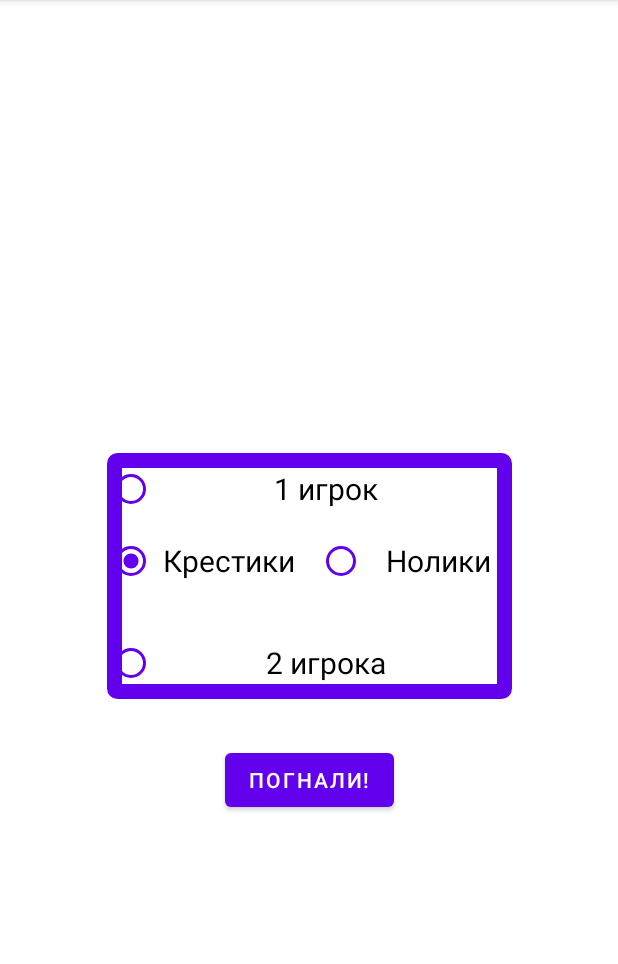
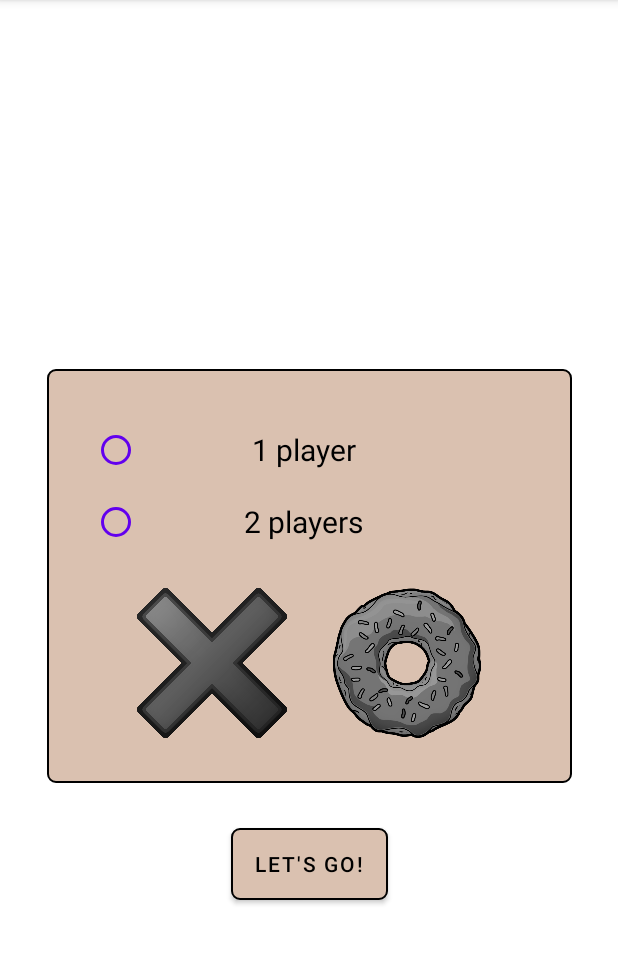
Before and after one commit to Xyan-Banan/Tic-Tac-Toe, an Android app: the screen it shows after launch (MainActivity), on a phone screen of 412 x 824 dp, the part 84-1048 px from its top. Run offline under Robolectric (Android 15) with nearby library versions, the phone set to English and light mode, and no system bars; our stand-ins replace data binding.

Commit message:
new start menu design + noughts game mode

```diff
--- a/app/src/main/java/com/example/tic_tac_toe/MainActivity.kt
+++ b/app/src/main/java/com/example/tic_tac_toe/MainActivity.kt
@@ -1,19 +1,9 @@
 package com.example.tic_tac_toe
 
-import android.graphics.drawable.Drawable
 import android.os.Bundle
-import android.widget.ImageButton
 import androidx.appcompat.app.AppCompatActivity
 
 class MainActivity : AppCompatActivity() {
-
-//    private lateinit var binding: ActivityMainBinding
-
-    private lateinit var buttons: List<ImageButton>
-    private lateinit var availableButtons: MutableList<ImageButton>
-
-    private lateinit var cross: Drawable
-    private lateinit var donut: Drawable
 
     override fun onCreate(savedInstanceState: Bundle?) {
         super.onCreate(savedInstanceState)
--- a/app/src/main/java/com/example/tic_tac_toe/startMenu/StartMenuFragment.kt
+++ b/app/src/main/java/com/example/tic_tac_toe/startMenu/StartMenuFragment.kt
@@ -10,35 +10,14 @@ import androidx.navigation.fragment.findNavController
 import com.example.tic_tac_toe.databinding.FragmentStartMenuBinding
 import kotlinx.android.parcel.Parcelize
 
-// TODO: Rename parameter arguments, choose names that match
-// the fragment initialization parameters, e.g. ARG_ITEM_NUMBER
-private const val ARG_PARAM1 = "param1"
-private const val ARG_PARAM2 = "param2"
-
 @Parcelize
-enum class GameType: Parcelable{
+enum class GameType : Parcelable {
     SOLOCROSS,
     SOLONOUGHT,
     TWOPLAYERS
 }
 
-/**
- * A simple [Fragment] subclass.
- * Use the [StartMenuFragment.newInstance] factory method to
- * create an instance of this fragment.
- */
 class StartMenuFragment : Fragment() {
-    // TODO: Rename and change types of parameters
-    private var param1: String? = null
-    private var param2: String? = null
-
-    override fun onCreate(savedInstanceState: Bundle?) {
-        super.onCreate(savedInstanceState)
-        arguments?.let {
-            param1 = it.getString(ARG_PARAM1)
-            param2 = it.getString(ARG_PARAM2)
-        }
-    }
 
     override fun onCreateView(
         inflater: LayoutInflater, container: ViewGroup?,
@@ -55,37 +34,16 @@ class StartMenuFragment : Fragment() {
         }
 
         binding.startBtn.setOnClickListener {
-            val gameType = when(binding.numPlayersRadioGroup.checkedRadioButtonId) {
-                binding.onePlayerGameRadioButton.id -> when (binding.soloGameTypeRadioGroup.checkedRadioButtonId) {
+            val gameType = when (binding.numPlayersRadioGroup.checkedRadioButtonId) {
+                binding.twoPlayerGameRadioButton.id -> GameType.TWOPLAYERS
+                else -> when (binding.soloGameTypeRadioGroup.checkedRadioButtonId) {
                     binding.noughtsRadioButton.id -> GameType.SOLONOUGHT
                     else -> GameType.SOLOCROSS
                 }
-                binding.twoPlayerGameRadioButton.id -> GameType.TWOPLAYERS
-                else -> GameType.SOLOCROSS
             }
             this.findNavController().navigate(StartMenuFragmentDirections.actionStartGame(gameType))
         }
 
         return binding.root
     }
-
-    companion object {
-        /**
-         * Use this factory method to create a new instance of
-         * this fragment using the provided parameters.
-         *
-         * @param param1 Parameter 1.
-         * @param param2 Parameter 2.
-         * @return A new instance of fragment StartMenu.
-         */
-        // TODO: Rename and change types and number of parameters
-        @JvmStatic
-        fun newInstance(param1: String, param2: String) =
-            StartMenuFragment().apply {
-                arguments = Bundle().apply {
-                    putString(ARG_PARAM1, param1)
-                    putString(ARG_PARAM2, param2)
-                }
-            }
-    }
 }
--- a/app/src/main/java/com/example/tic_tac_toe/startMenu/StartMenuViewModel.kt
+++ b/app/src/main/java/com/example/tic_tac_toe/startMenu/StartMenuViewModel.kt
@@ -4,5 +4,5 @@ import androidx.lifecycle.MutableLiveData
 import androidx.lifecycle.ViewModel
 
 class StartMenuViewModel: ViewModel() {
-    val soloGameChecked = MutableLiveData<Boolean>()
+    val soloGameChecked = MutableLiveData(false)
 }
--- a/app/src/main/res/anim/slide_in_right.xml
+++ b/app/src/main/res/anim/slide_in_right.xml
@@ -1,5 +1,4 @@
 <?xml version="1.0" encoding="utf-8"?>
-
 <set xmlns:android="http://schemas.android.com/apk/res/android">
 
     <alpha
--- a/app/src/main/res/drawable/border_rounded_blue.xml
+++ b/app/src/main/res/drawable/border_rounded.xml
@@ -3,7 +3,10 @@
     android:shape="rectangle">
 <!--    <solid android:color="@color/black" />-->
     <stroke
-        android:width="10dp"
-        android:color="@color/purple_500" />
-    <corners android:radius="2dp" />
+        android:width="1dp"
+        android:color="@color/black" />
+    <corners android:radius="5dp" />
+    <solid
+        android:color="#dac1b0"
+        />
 </shape>
--- /dev/null
+++ b/app/src/main/res/drawable/cross_radio_button.xml
@@ -0,0 +1,6 @@
+<?xml version="1.0" encoding="utf-8"?>
+<selector xmlns:android="http://schemas.android.com/apk/res/android">
+    <item android:drawable="@drawable/cross" android:state_checked="false" android:state_enabled="true" />
+    <item android:drawable="@drawable/cross_selected" android:state_checked="true" android:state_enabled="true" />
+    <item android:drawable="@drawable/cross_disabled" android:state_enabled="false" />
+</selector>
--- /dev/null
+++ b/app/src/main/res/drawable/donut_radio_button.xml
@@ -0,0 +1,6 @@
+<?xml version="1.0" encoding="utf-8"?>
+<selector xmlns:android="http://schemas.android.com/apk/res/android">
+    <item android:drawable="@drawable/donut" android:state_checked="false" android:state_enabled="true" />
+    <item android:drawable="@drawable/donut_selected" android:state_checked="true" android:state_enabled="true" />
+    <item android:drawable="@drawable/donut_disabled" android:state_enabled="false" />
+</selector>
--- a/app/src/main/res/layout/activity_main.xml
+++ b/app/src/main/res/layout/activity_main.xml
@@ -6,6 +6,5 @@
     android:name="androidx.navigation.fragment.NavHostFragment"
     android:layout_width="match_parent"
     android:layout_height="match_parent"
-    android:background="@color/white"
     app:defaultNavHost="true"
     app:navGraph="@navigation/nav_graph" />
--- a/app/src/main/res/layout/fragment_game_field.xml
+++ b/app/src/main/res/layout/fragment_game_field.xml
@@ -17,9 +17,9 @@
             android:layout_width="wrap_content"
             android:layout_height="wrap_content"
             android:layout_marginTop="20dp"
-            android:background="#dac1b0"
+            android:background="@drawable/border_rounded"
             android:text="@string/restart"
-            android:textColor="@android:color/holo_purple"
+            android:textColor="@color/black"
             app:backgroundTint="@null"
             app:backgroundTintMode="multiply"
             app:layout_constraintEnd_toEndOf="parent"
@@ -30,8 +30,8 @@
             android:id="@+id/constraintLayout"
             android:layout_width="match_parent"
             android:layout_height="wrap_content"
-            android:padding="30dp"
             android:background="@drawable/background"
+            android:padding="40dp"
             app:layout_constraintBottom_toBottomOf="parent"
             app:layout_constraintEnd_toEndOf="parent"
             app:layout_constraintStart_toStartOf="parent"
--- a/app/src/main/res/layout/fragment_start_menu.xml
+++ b/app/src/main/res/layout/fragment_start_menu.xml
@@ -13,13 +13,16 @@
     <androidx.constraintlayout.widget.ConstraintLayout
         android:layout_width="match_parent"
         android:layout_height="match_parent"
+        android:background="@color/white"
         tools:context=".MainActivity">
 
         <RadioGroup
             android:id="@+id/numPlayersRadioGroup"
-            android:layout_width="wrap_content"
-            android:background="@drawable/border_rounded_blue"
+            android:layout_width="350dp"
             android:layout_height="wrap_content"
+            android:background="@drawable/border_rounded"
+            android:gravity="center"
+            android:padding="30dp"
             app:layout_constraintBottom_toBottomOf="parent"
             app:layout_constraintEnd_toEndOf="parent"
             app:layout_constraintStart_toStartOf="parent"
@@ -30,8 +33,22 @@
                 android:layout_width="match_parent"
                 android:layout_height="wrap_content"
                 android:paddingStart="0dp"
-                android:paddingEnd="10dp"
+                android:paddingEnd="40dp"
                 android:text="@string/one_player"
+                android:textAlignment="center"
+                android:textColor="@color/black"
+                android:textSize="20sp"
+                app:buttonTint="@color/purple_500" />
+
+            <RadioButton
+                android:id="@+id/twoPlayerGameRadioButton"
+                android:layout_width="match_parent"
+                android:layout_height="wrap_content"
+                android:layout_marginBottom="20dp"
+                android:enabled="true"
+                android:paddingStart="0dp"
+                android:paddingEnd="40dp"
+                android:text="@string/two_players"
                 android:textAlignment="center"
                 android:textColor="@color/black"
                 android:textSize="20sp"
@@ -45,44 +62,29 @@
 
                 <RadioButton
                     android:id="@+id/crossesRadioButton"
-                    android:layout_width="130dp"
-                    android:layout_height="wrap_content"
-                    android:checked="true"
+                    android:layout_width="100dp"
+                    android:layout_height="100dp"
+                    android:background="@drawable/cross_radio_button"
+                    android:button="@null"
+                    android:checked="false"
                     android:enabled="false"
                     android:gravity="center"
-                    android:text="@string/crosses"
-                    android:textColor="@color/black"
-                    android:textSize="20sp"
+                    android:textSize="16sp"
                     app:buttonTint="@color/purple_500" />
 
-                <!--                    android:enabled="@{viewModel.soloGameChecked}"-->
                 <RadioButton
                     android:id="@+id/noughtsRadioButton"
-                    android:layout_width="130dp"
-                    android:layout_height="wrap_content"
-                    android:layout_marginStart="10dp"
+                    android:layout_width="100dp"
+                    android:layout_height="100dp"
+                    android:layout_marginStart="30dp"
+                    android:background="@drawable/donut_radio_button"
+                    android:button="@null"
                     android:enabled="false"
                     android:gravity="center"
-                    android:text="@string/noughts"
-                    android:textColor="@color/black"
-                    android:textSize="20sp"
-                    app:buttonTint="@color/purple_500" />
-
+                    android:textSize="16sp"
+                    app:buttonTint="@color/purple_500"
+                    tools:enabled="true" />
             </RadioGroup>
-
-            <RadioButton
-                android:id="@+id/twoPlayerGameRadioButton"
-                android:layout_width="match_parent"
-                android:layout_height="wrap_content"
-                android:layout_marginTop="20dp"
-                android:enabled="true"
-                android:paddingStart="0dp"
-                android:paddingEnd="10dp"
-                android:text="@string/two_players"
-                android:textAlignment="center"
-                android:textColor="@color/black"
-                android:textSize="20sp"
-                app:buttonTint="@color/purple_500" />
 
         </RadioGroup>
 
@@ -91,7 +93,10 @@
             android:layout_width="wrap_content"
             android:layout_height="wrap_content"
             android:layout_marginTop="30dp"
+            android:background="@drawable/border_rounded"
             android:text="@string/start"
+            android:textColor="@color/black"
+            app:backgroundTint="@null"
             app:layout_constraintEnd_toEndOf="parent"
             app:layout_constraintStart_toStartOf="parent"
             app:layout_constraintTop_toBottomOf="@+id/numPlayersRadioGroup" />
--- a/app/src/main/res/values/strings.xml
+++ b/app/src/main/res/values/strings.xml
@@ -2,9 +2,7 @@
     <string name="app_name">Tic-Tac-Toe</string>
     <string name="restart">Restart</string>
     <string name="btn_description">game field button</string>
-    <string name="two_players">2 игрока</string>
-    <string name="crosses">Крестики</string>
-    <string name="noughts">Нолики</string>
-    <string name="one_player">1 игрок</string>
-    <string name="start">Погнали!</string>
+    <string name="two_players">2 players</string>
+    <string name="one_player">1 player</string>
+    <string name="start">Let\'s go!</string>
 </resources>
--- a/build.gradle
+++ b/build.gradle
@@ -1,7 +1,7 @@
 // Top-level build file where you can add configuration options common to all sub-projects/modules.
 buildscript {
     ext {
-        kotlin_version = "1.4.32"
+        kotlin_version = "1.5.20"
         navigation_version = "2.3.5"
     }
     repositories {
```
Also changed, not shown: app/src/main/java/com/example/tic_tac_toe/gameField/GameFieldFragment.kt (+63 -63 lines), app/src/main/java/com/example/tic_tac_toe/gameField/GameOverChecks.kt (+26 -8 lines), app/src/main/res/anim/slide_out_left.xml (+1 -16 lines), app/src/main/res/anim/slide_out_right.xml (+1 -16 lines), app/src/main/res/drawable/cross_disabled.png (added), app/src/main/res/drawable/cross_selected.png (added), app/src/main/res/drawable/donut_disabled.png (added), app/src/main/res/drawable/donut_selected.png (added).
